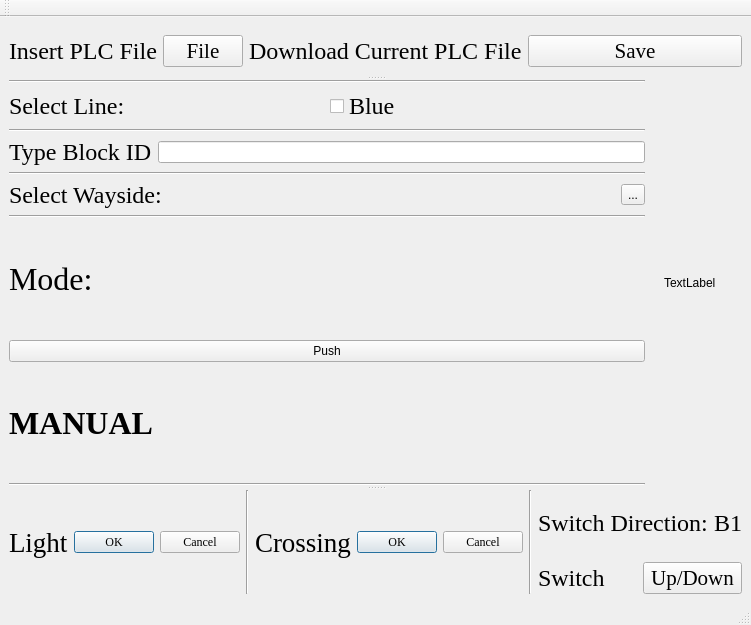
Before: the Qt Designer form Wayside SW/Wayside_UI_Rough.ui in asmithie13/ECE-1140, drawn with Qt 5.
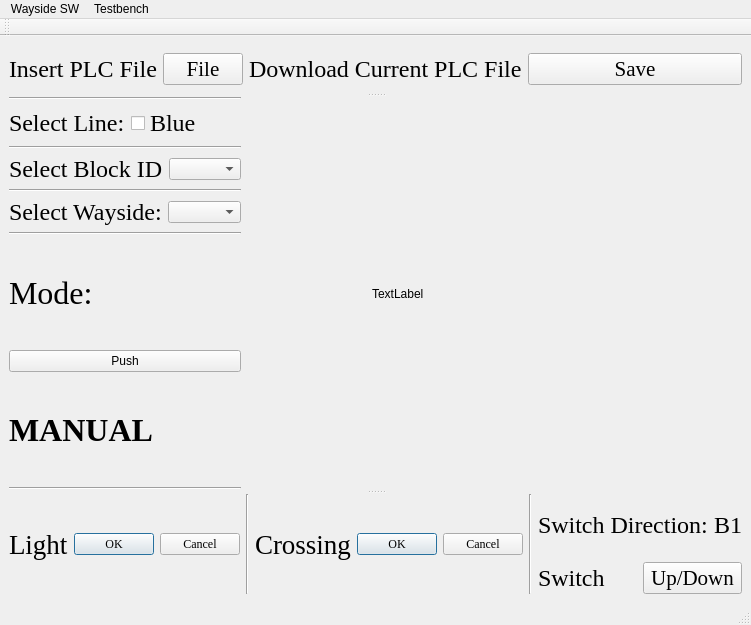
After: the same form once the commit is applied.

Commit message: Added drop down menus.

Patch:
```diff
--- a/Wayside SW/Wayside_UI_Rough.ui
+++ b/Wayside SW/Wayside_UI_Rough.ui
@@ -6,7 +6,7 @@
    <rect>
     <x>0</x>
     <y>0</y>
-    <width>738</width>
+    <width>741</width>
     <height>625</height>
    </rect>
   </property>
@@ -149,12 +149,12 @@
                </font>
               </property>
               <property name="text">
-               <string>Type Block ID</string>
+               <string>Select Block ID</string>
               </property>
              </widget>
             </item>
             <item>
-             <widget class="QLineEdit" name="lineEdit"/>
+             <widget class="QComboBox" name="comboBox"/>
             </item>
            </layout>
           </item>
@@ -181,11 +181,7 @@
              </widget>
             </item>
             <item>
-             <widget class="QToolButton" name="toolButton">
-              <property name="text">
-               <string>...</string>
-              </property>
-             </widget>
+             <widget class="QComboBox" name="comboBox_2"/>
             </item>
            </layout>
           </item>
@@ -424,10 +420,22 @@
     <rect>
      <x>0</x>
      <y>0</y>
-     <width>738</width>
+     <width>741</width>
      <height>22</height>
     </rect>
    </property>
+   <widget class="QMenu" name="menuWayside_Sw">
+    <property name="title">
+     <string>Wayside SW</string>
+    </property>
+   </widget>
+   <widget class="QMenu" name="menuTestbench">
+    <property name="title">
+     <string>Testbench</string>
+    </property>
+   </widget>
+   <addaction name="menuWayside_Sw"/>
+   <addaction name="menuTestbench"/>
   </widget>
   <widget class="QToolBar" name="toolBar">
    <property name="windowTitle">
```
The commit also changes 1 other file.
